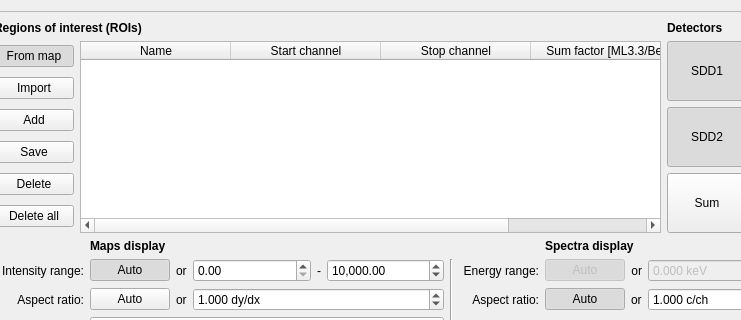
Old version of the form batch.ui in the repository pfilipl/PolyX-XRF-Data-Analyser; both pictures show x 380 to 1121 and y 0 to 320 of the 1299 by 720 pixel window.
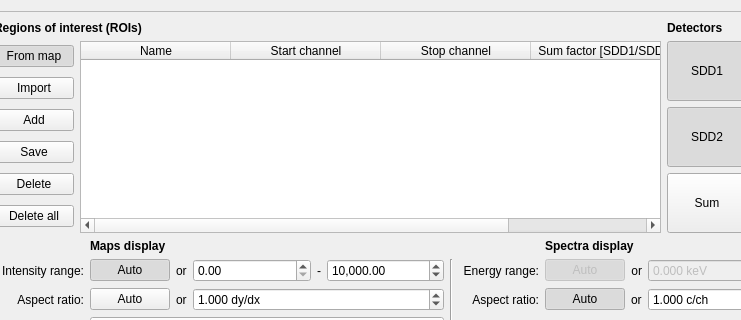
New version of the form.

What changed in the file:
```diff
--- a/batch.ui
+++ b/batch.ui
@@ -566,7 +566,7 @@
               </column>
               <column>
                <property name="text">
-                <string>Sum factor [ML3.3/Be]</string>
+                <string>Sum factor [SDD1/SDD2]</string>
                </property>
               </column>
              </widget>
```
